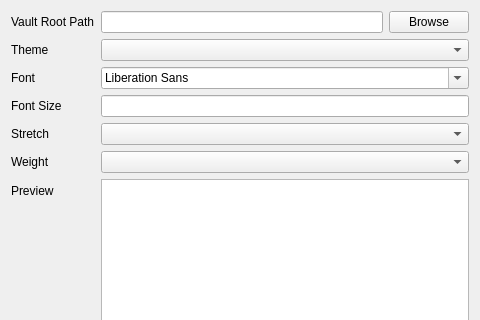
First picture: the form in settingsdialog.ui, repository AngryFender/Remini, before the edit; both pictures show x 0 to 480 and y 0 to 320 of the 480 by 640 pixel window.
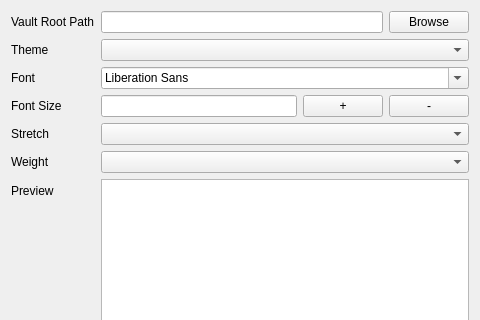
Second picture: the form after the edit.

Commit message: Github Issue #39: Added buttons to increment and drecement font sizes by 1. Also added limit to font sizes from 7 to 30

Patch:
```diff
--- a/settingsdialog.ui
+++ b/settingsdialog.ui
@@ -119,7 +119,25 @@
       </widget>
      </item>
      <item row="3" column="1">
-      <widget class="QLineEdit" name="ledit_font_size"/>
+      <layout class="QHBoxLayout" name="horizontalLayout_3">
+       <item>
+        <widget class="QLineEdit" name="ledit_font_size"/>
+       </item>
+       <item>
+        <widget class="QPushButton" name="btn_plus">
+         <property name="text">
+          <string>+</string>
+         </property>
+        </widget>
+       </item>
+       <item>
+        <widget class="QPushButton" name="btn_minus">
+         <property name="text">
+          <string>-</string>
+         </property>
+        </widget>
+       </item>
+      </layout>
      </item>
     </layout>
    </item>
```
The commit also changes 3 other files.
